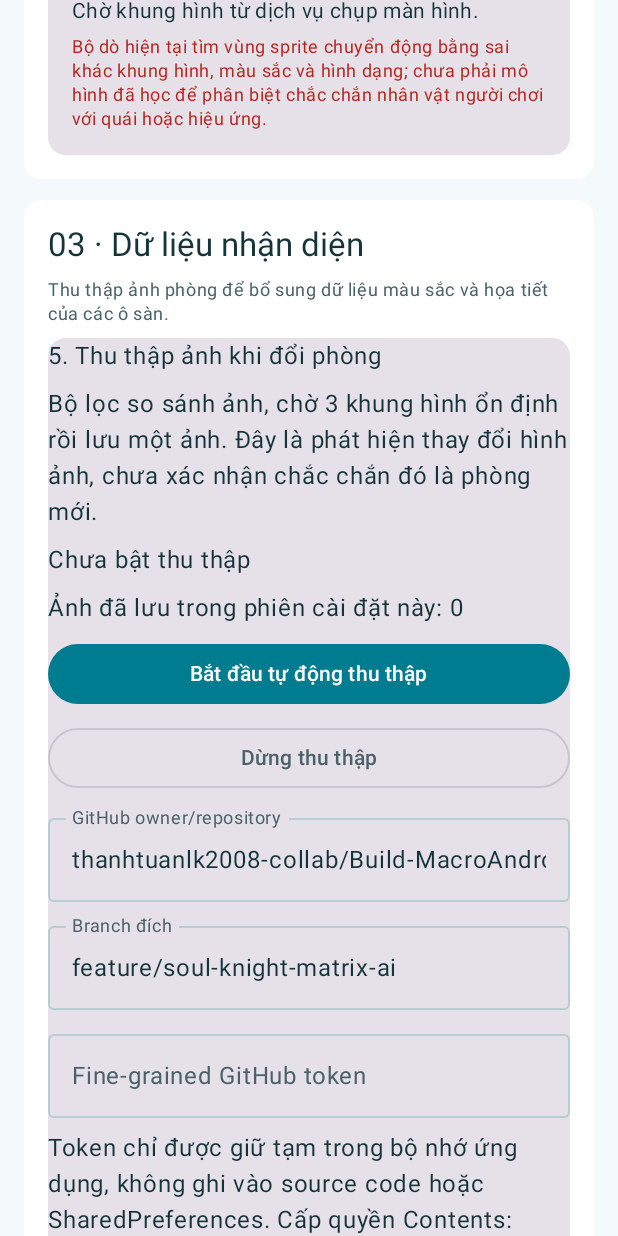
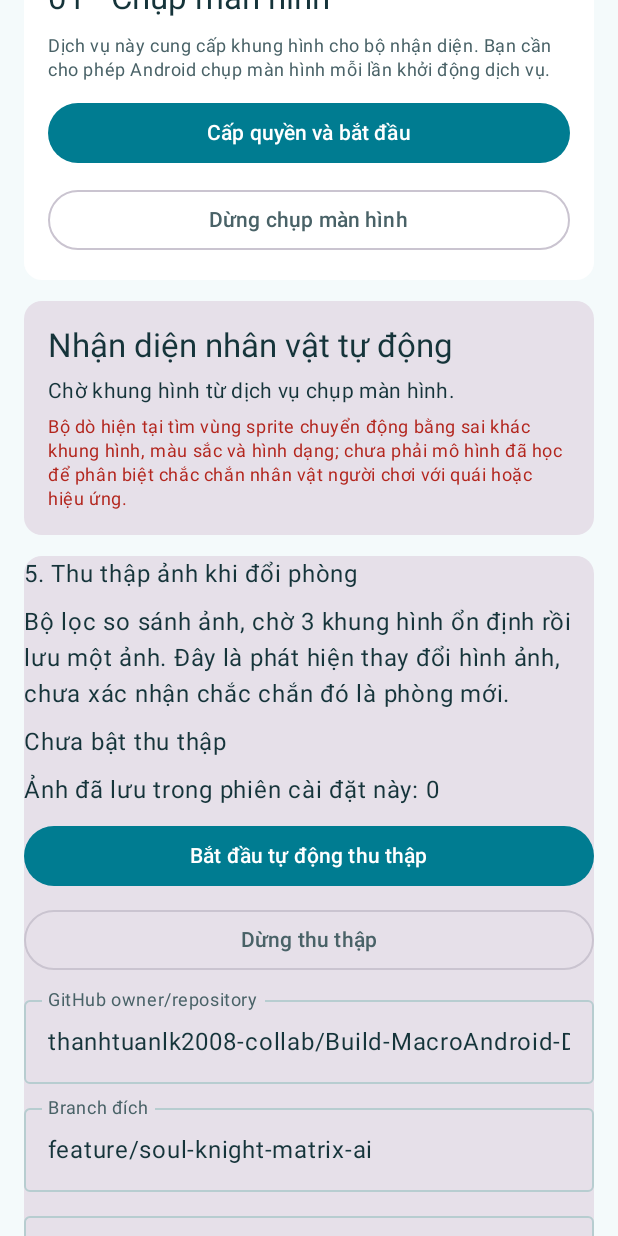
Before and after one commit to thanhtuanlk2008-collab/Build-MacroAndroid-Debug-APK, an Android app built with Jetpack Compose: the screen it shows after launch (MainActivity), on a phone screen of 412 x 824 dp. Run offline under Robolectric (Android 15) with nearby library versions, the phone set to English and light mode, and no system bars.

Commit message:
Simplify Matrix AI screen sections

```diff
--- a/SoulKnightMatrixAI/app/src/main/java/com/soulknight/matrixai/MainActivity.kt
+++ b/SoulKnightMatrixAI/app/src/main/java/com/soulknight/matrixai/MainActivity.kt
@@ -181,41 +181,9 @@ class MainActivity : ComponentActivity() {
                             }
                         }
 
-                        Card(
-                            modifier = Modifier.fillMaxWidth(),
-                            colors = CardDefaults.cardColors(containerColor = MaterialTheme.colorScheme.surface)
-                        ) {
-                            Column(
-                                modifier = Modifier.padding(16.dp),
-                                verticalArrangement = Arrangement.spacedBy(8.dp)
-                            ) {
-                                Text("02 · Nhận diện nhân vật", style = MaterialTheme.typography.titleLarge)
-                                Text(
-                                    "Tự tìm vùng hình ảnh giống nhân vật trên màn hình, không yêu cầu chọn tọa độ ban đầu.",
-                                    color = MaterialTheme.colorScheme.onSurfaceVariant,
-                                    style = MaterialTheme.typography.bodySmall
-                                )
-                                com.soulknight.matrixai.vision.PlayerAutoDetectionPanel()
-                            }
-                        }
+                        com.soulknight.matrixai.vision.PlayerAutoDetectionPanel()
 
-                        Card(
-                            modifier = Modifier.fillMaxWidth(),
-                            colors = CardDefaults.cardColors(containerColor = MaterialTheme.colorScheme.surface)
-                        ) {
-                            Column(
-                                modifier = Modifier.padding(16.dp),
-                                verticalArrangement = Arrangement.spacedBy(8.dp)
-                            ) {
-                                Text("03 · Dữ liệu nhận diện", style = MaterialTheme.typography.titleLarge)
-                                Text(
-                                    "Thu thập ảnh phòng để bổ sung dữ liệu màu sắc và họa tiết của các ô sàn.",
-                                    color = MaterialTheme.colorScheme.onSurfaceVariant,
-                                    style = MaterialTheme.typography.bodySmall
-                                )
-                                com.soulknight.matrixai.capture.MatrixDatasetPanel()
-                            }
-                        }
+                        com.soulknight.matrixai.capture.MatrixDatasetPanel()
 
                         Spacer(Modifier.height(4.dp))
                         Text(
```
